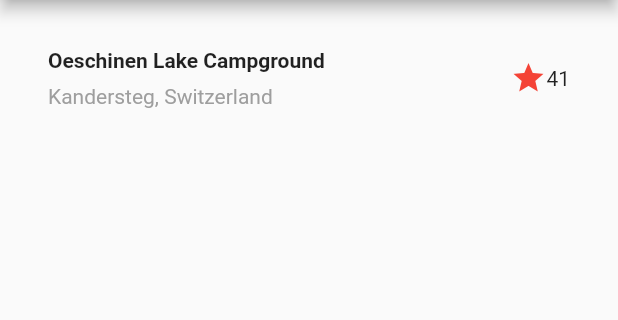
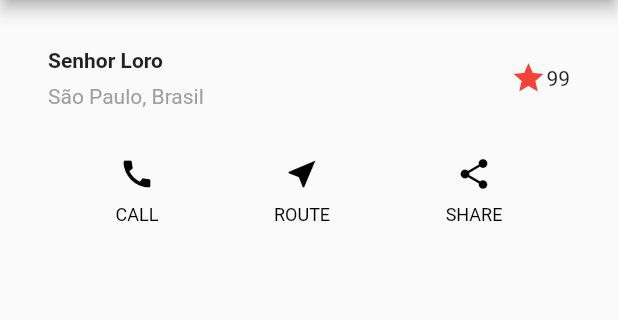
Before and after one commit to gab618/flutter-layout-tutorial, a Flutter app: the screen it shows after launch, on a phone screen of 412 x 824 dp, the part 84-404 px from its top. Run offline on Flutter 3.47's test engine with Material 2 defaults, Android fonts, the phone set to English and light mode, and no system bars.

Commit message:
button section

```diff
--- a/lib/main.dart
+++ b/lib/main.dart
@@ -10,15 +10,6 @@ class MyApp extends StatelessWidget {
     return MaterialApp(
       title: 'Flutter layout demo',
       theme: ThemeData(
-        // This is the theme of your application.
-        //
-        // Try running your application with "flutter run". You'll see the
-        // application has a blue toolbar. Then, without quitting the app, try
-        // changing the primarySwatch below to Colors.green and then invoke
-        // "hot reload" (press "r" in the console where you ran "flutter run",
-        // or simply save your changes to "hot reload" in a Flutter IDE).
-        // Notice that the counter didn't reset back to zero; the application
-        // is not restarted.
         primarySwatch: Colors.yellow,
       ),
       home: MyHomePage(title: 'Flutter layout demo'),
@@ -50,14 +41,14 @@ class _MyHomePageState extends State<MyHomePage> {
             Container(
               padding: const EdgeInsets.only(bottom: 8),
               child: const Text(
-                'Oeschinen Lake Campground',
+                'Senhor Loro',
                 style: TextStyle(
                   fontWeight: FontWeight.bold,
                 ),
               ),
             ),
             Text(
-              'Kandersteg, Switzerland',
+              'São Paulo, Brasil',
               style: TextStyle(
                 color: Colors.grey[500],
               ),
@@ -70,19 +61,22 @@ class _MyHomePageState extends State<MyHomePage> {
         Icons.star,
         color: Colors.red[500],
       ),
-      const Text('41'),
+      const Text('99'),
     ],
   ),
 );
 
+
   @override
   Widget build(BuildContext context) {
-    // This method is rerun every time setState is called, for instance as done
-    // by the _incrementCounter method above.
-    //
-    // The Flutter framework has been optimized to make rerunning build methods
-    // fast, so that you can just rebuild anything that needs updating rather
-    // than having to individually change instances of widgets.
+    Widget buttonSection = Row(
+    mainAxisAlignment: MainAxisAlignment.spaceEvenly,
+    children: [
+      _buildButtonColumn(Colors.black, Icons.call, 'CALL'),
+      _buildButtonColumn(Colors.black, Icons.near_me, 'ROUTE'),
+      _buildButtonColumn(Colors.black, Icons.share, 'SHARE'),
+    ],
+  );
     return Scaffold(
       appBar: AppBar(
         // Here we take the value from the MyHomePage object that was created by
@@ -92,8 +86,32 @@ class _MyHomePageState extends State<MyHomePage> {
       body: Column(
         children: [
            titleSection,
+           buttonSection,
          ],
 	    ),
     );
   }
+
+  Column _buildButtonColumn(Color color, IconData icon, String label) {
+    return Column(
+      mainAxisSize: MainAxisSize.min,
+      mainAxisAlignment: MainAxisAlignment.center,
+      children: [
+        Icon(icon, color: color),
+        Container(
+          margin: const EdgeInsets.only(top: 8),
+          child: Text(
+            label,
+            style: TextStyle(
+              fontSize: 12,
+              fontWeight: FontWeight.w400,
+              color: color,
+            ),
+          ),
+        ),
+      ],
+    );
+  }
+
+
 }
```
